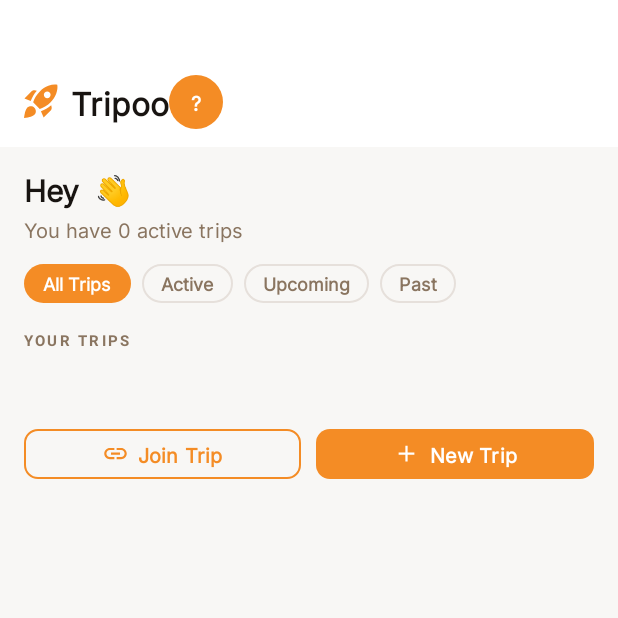
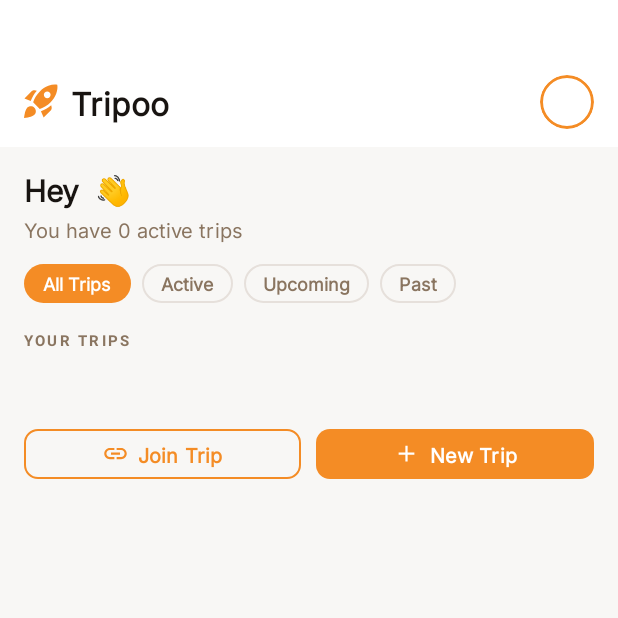
Before and after one commit to max-mani/Tripoo, an Android app: the TripDashboardFragment screen opened through its navigation route, on a phone screen of 412 x 824 dp, the top half of it. Run offline under Robolectric (Android 15) with nearby library versions, the light colour scheme and no system bars; our stand-ins replace Firebase (no records; nobody signed in at launch, a user with empty details on screens opened directly); pictures from the network do not load; Roboto replaces fonts that are not available here.

Commit message:
Phase 3 Dashboard is Done

```diff
--- a/app/src/main/res/layout/fragment_join_trip.xml
+++ b/app/src/main/res/layout/fragment_join_trip.xml
@@ -77,7 +77,8 @@
             <FrameLayout
                 android:layout_width="28dp"
                 android:layout_height="28dp"
-                android:background="@drawable/bg_avatar_circle_orange">
+                android:background="@drawable/bg_avatar_circle_orange"
+                android:clipToOutline="true">
                 <ImageView
                     android:id="@+id/ivJoinIdentityAvatar"
                     android:layout_width="match_parent"
@@ -148,7 +149,7 @@
                         <FrameLayout
                             android:layout_width="58dp"
                             android:layout_height="58dp"
-                            android:background="#33FFFFFF"
+                            android:background="@drawable/bg_join_hero_icon"
                             android:layout_marginBottom="11dp">
                             <ImageView
                                 android:layout_width="28dp"
--- a/app/src/main/res/layout/fragment_trip_dashboard.xml
+++ b/app/src/main/res/layout/fragment_trip_dashboard.xml
@@ -41,6 +41,12 @@
                 android:textFontWeight="900"
                 tools:ignore="HardcodedText" />
 
+            <!-- spacer pushes avatar to far right -->
+            <View
+                android:layout_width="0dp"
+                android:layout_height="0dp"
+                android:layout_weight="1" />
+
             <FrameLayout
                 android:id="@+id/btnProfile"
                 android:layout_width="36dp"
@@ -48,7 +54,8 @@
                 android:layout_marginStart="0dp"
                 android:layout_marginLeft="0dp"
                 android:layout_gravity="end"
-                android:layout_weight="1"
+                android:background="@drawable/bg_avatar_ring_orange"
+                android:clipToOutline="true"
                 android:foreground="?attr/selectableItemBackgroundBorderless"
                 android:clickable="true"
                 android:focusable="true">
@@ -57,7 +64,6 @@
                     android:id="@+id/ivAvatar"
                     android:layout_width="36dp"
                     android:layout_height="36dp"
-                    android:background="@drawable/bg_avatar_circle_orange"
                     android:scaleType="centerCrop"
                     android:visibility="gone" />
 
@@ -65,7 +71,6 @@
                     android:id="@+id/tvAvatar"
                     android:layout_width="36dp"
                     android:layout_height="36dp"
-                    android:background="@drawable/bg_avatar_circle_orange"
                     android:gravity="center"
                     android:text="FN"
                     android:textColor="@color/tripoo_surface"
```
Also changed, not shown: app/src/main/res/drawable/ic_budget_nav.xml (added, +11 -0 lines), app/src/main/res/layout/fragment_create_trip.xml (+4 -3 lines), app/src/main/assets/nav_icons/budget.svg (added).
